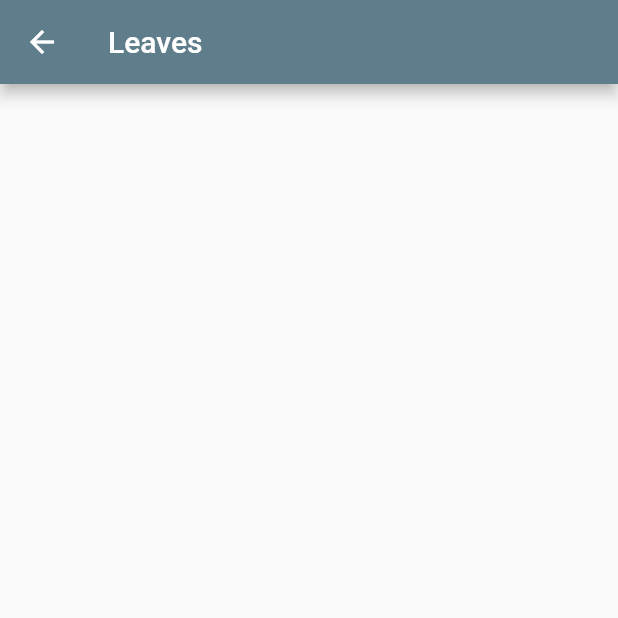
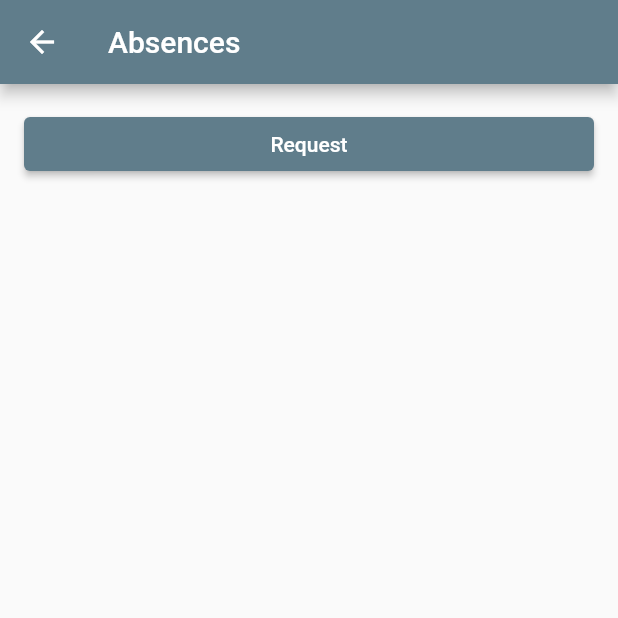
Before and after one commit to jaklia/pm_flutter, a Flutter app: the LeavesScreen screen opened directly, on a phone screen of 412 x 824 dp, the top half of it. Run offline on Flutter 3.47's test engine with Material 2 defaults, Android fonts, the phone set to English and light mode, and no system bars; our stand-ins replace dio, jwt_decoder, rxdart, shared_preferences, table_calendar; accounts and stored records are empty; generated files the repository leaves out were written again; network calls fail.

Commit message:
leaves localizations

```diff
--- a/lib/constants/localization.dart
+++ b/lib/constants/localization.dart
@@ -4,9 +4,18 @@ class Strings {
   static const password = "password";
   static const username = "username";
 
+  static const leaves = "leaves";
+  static const leaveRequest = "leaveRequest";
+  static const leaveStatus = "leaveStatus";
+
+  static const leaveAppr = "leaveApproved";
+  static const leaveNotAppr = "leaveNotApproved";
+  static const leaveStartDate = "leaveStartDate";
+  static const leaveEndDate = "leaveEndDate";
+
   static const home = "Home";
   static const projects = "Projects";
-  static const leaves = "Leaves";
+  static const leavesTab = "Leaves";
   static const meetings = "Meetings";
   static const users = "Users";
   static const settings = "Settings";
--- a/lib/screens/leaves.dart
+++ b/lib/screens/leaves.dart
@@ -1,8 +1,10 @@
 import 'package:flutter/material.dart';
+import 'package:flutter/services.dart';
 import 'package:intl/intl.dart';
 import 'package:pm_flutter/app_localizations.dart';
 import 'package:pm_flutter/bloc/leaves/leaves_bloc.dart';
 import 'package:pm_flutter/components/simple_info_row.dart';
+import 'package:pm_flutter/constants/localization.dart';
 import 'package:pm_flutter/models/leave.dart';
 import 'package:provider/provider.dart';
 
@@ -25,9 +27,26 @@ class _LeavesScreenState extends State<LeavesScreen> {
   Widget build(BuildContext context) {
     return Scaffold(
       appBar: AppBar(
-        title: Text('Leaves'),
+        title: Text(AppLocalizations.of(context).translate(Strings.leaves)),
       ),
-      body: StreamBuilder<List<Leave>>(
+      body: RefreshIndicator(
+        onRefresh: _leavesBloc.getLeaves,
+        child: Container(
+          padding: const EdgeInsets.all(16),
+          child: Column(
+            children: [
+              Container(
+                width: double.infinity,
+                padding: const EdgeInsets.only(bottom: 16),
+                child: ElevatedButton(
+                  child: Text(
+                    AppLocalizations.of(context).translate(Strings.leaveRequest),
+                  ),
+                  onPressed: () => {},
+                ),
+              ),
+              Expanded(
+                child: StreamBuilder<List<Leave>>(
                   stream: _leavesBloc.leaves,
                   builder: (context, snapshot) {
                     if (snapshot.hasError) {
@@ -37,7 +56,6 @@ class _LeavesScreenState extends State<LeavesScreen> {
                     } else if (snapshot.hasData) {
                       var leaves = snapshot.data;
                       return ListView.builder(
-              padding: const EdgeInsets.all(16),
                         itemCount: leaves.length,
                         itemBuilder: (context, i) => Card(
                           margin: const EdgeInsets.only(bottom: 12),
@@ -47,7 +65,9 @@ class _LeavesScreenState extends State<LeavesScreen> {
                               decoration: BoxDecoration(
                                 border: Border(
                                   left: BorderSide(
-                          color: leaves[i].approved ? Colors.green.shade300 : Colors.red.shade300,
+                                    color: leaves[i].approved
+                                        ? Colors.green.shade300
+                                        : Colors.red.shade300,
                                     width: 5,
                                   ),
                                 ),
@@ -56,20 +76,26 @@ class _LeavesScreenState extends State<LeavesScreen> {
                               child: Column(
                                 children: [
                                   SimpleInfoRow(
-                          title: 'Status',
-                          info: leaves[i].approved ? 'Approved' : 'Not approved',
+                                    title:
+                                        AppLocalizations.of(context).translate(Strings.leaveStatus),
+                                    info: leaves[i].approved
+                                        ? AppLocalizations.of(context).translate(Strings.leaveAppr)
+                                        : AppLocalizations.of(context)
+                                            .translate(Strings.leaveNotAppr),
                                   ),
                                   SizedBox(height: 10),
                                   SimpleInfoRow(
-                          title: 'From',
-                          info: DateFormat.yMd(
+                                    title: AppLocalizations.of(context)
+                                        .translate(Strings.leaveStartDate),
+                                    info: DateFormat.yMEd(
                                       AppLocalizations.of(context).locale.languageCode,
                                     ).format(leaves[i].startDate),
                                   ),
                                   SizedBox(height: 10),
                                   SimpleInfoRow(
-                          title: 'To',
-                          info: DateFormat.yMd(
+                                    title: AppLocalizations.of(context)
+                                        .translate(Strings.leaveEndDate),
+                                    info: DateFormat.yMEd(
                                       AppLocalizations.of(context).locale.languageCode,
                                     ).format(leaves[i].endDate),
                                   ),
@@ -84,6 +110,11 @@ class _LeavesScreenState extends State<LeavesScreen> {
                     }
                   },
                 ),
+              ),
+            ],
+          ),
+        ),
+      ),
     );
   }
 }
--- a/lib/screens/login_screen.dart
+++ b/lib/screens/login_screen.dart
@@ -96,6 +96,7 @@ class _LoginScreenState extends State<LoginScreen> {
                   keyboardType: TextInputType.visiblePassword,
                   textInputAction: TextInputAction.done,
                   focusNode: _focusNode,
+                  onSubmitted: (_) {},
                 ),
                 SizedBox(height: 16),
                 Container(
```
Also changed, not shown: assets/lang/en.json (+9 -1 lines), assets/lang/hu.json (+9 -1 lines), lib/app_localizations.dart (+6 -2 lines). Lines whose indentation alone changed are shown as unchanged.
